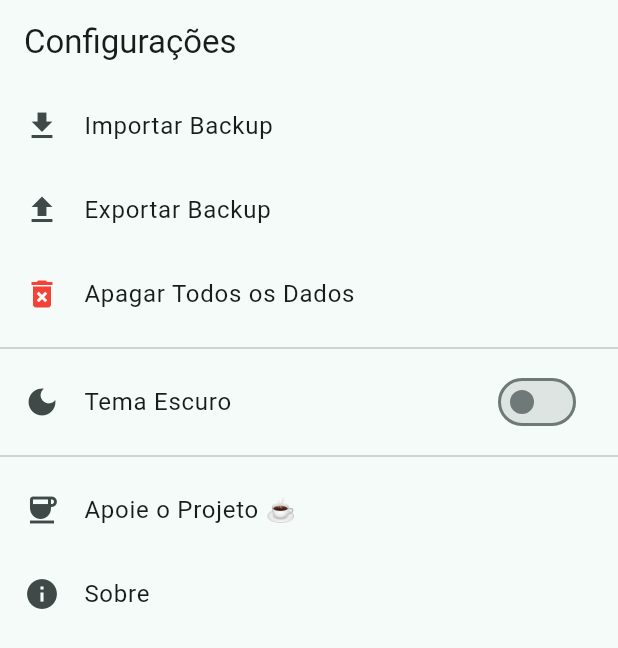
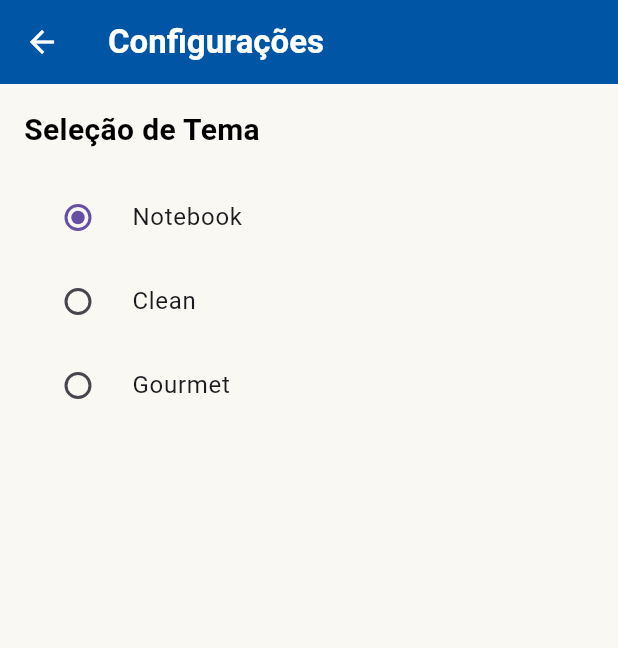
Before and after one commit to paulocastelo/notrechef, a Flutter app: the ConfiguracoesPage screen opened directly, on a phone screen of 412 x 824 dp. Shown: the top 648 px of the screen. Run offline on Flutter 3.47's test engine with Material 3 defaults, Android fonts, the phone set to English and light mode, and no system bars; our stand-ins replace isar; accounts and stored records are empty; generated files the repository leaves out were written again.

Commit message:
Commit de alterações

```diff
--- /dev/null
+++ b/lib/app_routes.dart
@@ -0,0 +1,8 @@
+/// 📄 Definição centralizada das rotas nomeadas do app NotreChef
+class AppRoutes {
+  static const home = '/';
+  static const formReceita = '/form-receita';
+  static const detalheReceita = '/detalhe';
+  static const configuracoes = '/configuracoes';
+  static const sobre = '/sobre';
+}
--- /dev/null
+++ b/lib/themes/app_themes.dart
@@ -0,0 +1,134 @@
+import 'package:flutter/material.dart';
+import 'theme_tokens.dart';
+
+/// 🎨 🔥 Definição de todos os temas do NotreChef
+class AppThemes {
+  // ---------------------------------------------------------------------------
+  // ✅ Theme 01 - Notebook (Claro)
+  static final notebookTheme = ThemeData(
+    brightness: Brightness.light,
+    primaryColor: ThemeColors.notebookPrimary,
+    scaffoldBackgroundColor: ThemeColors.notebookBackground,
+    appBarTheme: const AppBarTheme(
+      backgroundColor: ThemeColors.notebookPrimary,
+      foregroundColor: Colors.white,
+    ),
+    cardColor: ThemeColors.notebookSurface,
+    floatingActionButtonTheme: const FloatingActionButtonThemeData(
+      backgroundColor: ThemeColors.notebookAccent,
+    ),
+    textTheme: const TextTheme(
+      bodyLarge: TextStyle(color: ThemeColors.notebookText),
+      bodyMedium: TextStyle(color: ThemeColors.notebookText),
+      titleLarge: TextStyle(
+        color: ThemeColors.notebookText,
+        fontWeight: FontWeight.bold,
+      ),
+    ),
+    useMaterial3: true,
+  );
+
+  // 🌙 Theme 01 - Notebook (Escuro)
+  static final darkNotebookTheme = ThemeData(
+    brightness: Brightness.dark,
+    primaryColor: ThemeColors.notebookPrimary,
+    scaffoldBackgroundColor: const Color(0xFF121212),
+    appBarTheme: const AppBarTheme(
+      backgroundColor: ThemeColors.notebookPrimary,
+      foregroundColor: Colors.white,
+    ),
+    cardColor: const Color(0xFF1E1E1E),
+    floatingActionButtonTheme: const FloatingActionButtonThemeData(
+      backgroundColor: ThemeColors.notebookAccent,
+    ),
+    textTheme: const TextTheme(
+      bodyLarge: TextStyle(color: Colors.white),
+      bodyMedium: TextStyle(color: Colors.white),
+      titleLarge: TextStyle(
+        color: Colors.white,
+        fontWeight: FontWeight.bold,
+      ),
+    ),
+    useMaterial3: true,
+  );
+
+  // ---------------------------------------------------------------------------
+  // ✅ Theme 02 - Clean (Claro)
+  static final cleanTheme = ThemeData(
+    brightness: Brightness.light,
+    primaryColor: ThemeColors.cleanPrimary,
+    scaffoldBackgroundColor: ThemeColors.cleanBackground,
+    appBarTheme: const AppBarTheme(
+      backgroundColor: ThemeColors.cleanPrimary,
+      foregroundColor: Colors.white,
+    ),
+    cardColor: ThemeColors.cleanSurface,
+    floatingActionButtonTheme: const FloatingActionButtonThemeData(
+      backgroundColor: ThemeColors.cleanSecondary,
+    ),
+    textTheme: const TextTheme(
+      bodyLarge: TextStyle(color: ThemeColors.cleanText),
+      bodyMedium: TextStyle(color: ThemeColors.cleanText),
+      titleLarge: TextStyle(
+        color: ThemeColors.cleanText,
+        fontWeight: FontWeight.bold,
+      ),
+    ),
+    useMaterial3: true,
+  );
+
+  // ---------------------------------------------------------------------------
+  // ✅ Theme 03 - Gourmet (Escuro)
+  static final gourmetTheme = ThemeData(
+    brightness: Brightness.dark,
+    primaryColor: ThemeColors.gourmetPrimary,
+    scaffoldBackgroundColor: ThemeColors.gourmetBackground,
+    appBarTheme: const AppBarTheme(
+      backgroundColor: ThemeColors.gourmetBackground,
+      foregroundColor: ThemeColors.gourmetPrimary,
+    ),
+    cardColor: ThemeColors.gourmetSurface,
+    floatingActionButtonTheme: const FloatingActionButtonThemeData(
+      backgroundColor: ThemeColors.gourmetSecondary,
+    ),
+    textTheme: const TextTheme(
+      bodyLarge: TextStyle(color: ThemeColors.gourmetText),
+      bodyMedium: TextStyle(color: ThemeColors.gourmetText),
+      titleLarge: TextStyle(
+        color: ThemeColors.gourmetPrimary,
+        fontWeight: FontWeight.bold,
+      ),
+    ),
+    useMaterial3: true,
+  );
+
+  // ---------------------------------------------------------------------------
+  // 🚀 🔗 Métodos Auxiliares
+
+  /// 🎯 Retorna o ThemeData com base no nome do tema e modo (claro/escuro)
+  static ThemeData getThemeFromName(String themeName, bool isDarkMode) {
+    switch (themeName) {
+      case 'notebook':
+        return isDarkMode ? darkNotebookTheme : notebookTheme;
+      case 'clean':
+        return cleanTheme; // Clean é só claro
+      case 'gourmet':
+        return gourmetTheme; // Gourmet é sempre escuro
+      default:
+        return isDarkMode ? darkNotebookTheme : notebookTheme;
+    }
+  }
+
+  /// 🔄 Retorna o nome do tema com base no ThemeData atual
+  static String getNameFromTheme(ThemeData themeData, bool isDarkMode) {
+    if (themeData == (isDarkMode ? darkNotebookTheme : notebookTheme)) {
+      return 'notebook';
+    } else if (themeData == cleanTheme) {
+      return 'clean';
+    } else if (themeData == gourmetTheme) {
+      return 'gourmet';
+    } else {
+      return 'notebook'; // fallback padrão
+    }
+  }
+}
--- /dev/null
+++ b/lib/themes/theme_tokens.dart
@@ -0,0 +1,42 @@
+import 'package:flutter/material.dart';
+
+/// 🎨 Tokens globais de cores do NotreChef
+class ThemeColors {
+  // Notebook Theme
+  static const Color notebookPrimary = Color(0xFF0055A4);
+  static const Color notebookSecondary = Color(0xFFEF4135);
+  static const Color notebookBackground = Color(0xFFFAF8F3);
+  static const Color notebookSurface = Color(0xFFFFFFFF);
+  static const Color notebookText = Color(0xFF000000);
+  static const Color notebookBorder = Color(0xFFB0B0B0);
+  static const Color notebookAccent = Color(0xFFEF4135);
+
+  // Clean Theme
+  static const Color cleanPrimary = Color(0xFF0055A4);
+  static const Color cleanSecondary = Color(0xFFEF4135);
+  static const Color cleanBackground = Color(0xFFFFFFFF);
+  static const Color cleanText = Color(0xFF000000);
+  static const Color cleanSurface = Color(0xFFFFFFFF);
+  static const Color cleanIcon = Color(0xFF000000);
+
+  // Gourmet Theme
+  static const Color gourmetPrimary = Color(0xFFD4AF37);
+  static const Color gourmetSecondary = Color(0xFF7B112B);
+  static const Color gourmetBackground = Color(0xFF121212);
+  static const Color gourmetSurface = Color(0xFF121212);
+  static const Color gourmetText = Color(0xFFFAFAFA);
+  static const Color gourmetBorder = Color(0xFFD4AF37);
+  static const Color gourmetIcon = Color(0xFFD4AF37);
+}
+
+/// 🅰️ Tokens de tipografia
+class ThemeTypography {
+  static const String fontFamily = 'Roboto';
+}
+
+/// 🔳 Tokens de espaçamentos
+class ThemeSpacing {
+  static const double paddingSmall = 8;
+  static const double paddingMedium = 16;
+  static const double paddingLarge = 24;
+}
--- a/lib/ui/pages/configuracoes_page.dart
+++ b/lib/ui/pages/configuracoes_page.dart
@@ -1,11 +1,10 @@
 import 'package:flutter/material.dart';
-import 'package:url_launcher/url_launcher.dart';
+import 'package:provider/provider.dart';
+import '../../themes/theme_manager.dart';
+import '../../themes/app_themes.dart';
 
-// Importando os serviços
-import '../../services/backup_service.dart';
-import '../../services/isar_service.dart';
-
-/// ⚙️ Tela de configurações do app
+/// 🛠️ Tela de Configurações do app NotreChef
+/// Permite selecionar o tema (Notebook, Clean ou Gourmet)
 class ConfiguracoesPage extends StatefulWidget {
   const ConfiguracoesPage({super.key});
 
@@ -13,163 +12,74 @@ class ConfiguracoesPage extends StatefulWidget {
   State<ConfiguracoesPage> createState() => _ConfiguracoesPageState();
 }
 
+/// 🧠 Estado da tela de configurações
 class _ConfiguracoesPageState extends State<ConfiguracoesPage> {
-  // 🔧 Serviços
-  late final IsarService isarService;
-  late final BackupService backupService;
-
-  // 🎨 Estado do tema (claro ou escuro)
-  bool temaEscuro = false;
+  late String temaSelecionado;
 
   @override
   void initState() {
     super.initState();
-    isarService = IsarService();
-    backupService = BackupService(isarService);
+    final themeManager = Provider.of<ThemeManager>(context, listen: false);
+    temaSelecionado = _obterTemaAtual(themeManager);
+  }
+
+  /// 🎯 Função auxiliar que retorna o nome do tema atualmente aplicado
+  String _obterTemaAtual(ThemeManager themeManager) {
+    const temas = ['notebook', 'clean', 'gourmet'];
+    for (var tema in temas) {
+      if (themeManager.themeData ==
+          AppThemes.getThemeFromName(tema, false)) {
+        return tema;
+      }
+    }
+    return 'notebook'; // fallback padrão
   }
 
   @override
   Widget build(BuildContext context) {
+    final themeManager = Provider.of<ThemeManager>(context);
+
     return Scaffold(
       appBar: AppBar(
         title: const Text('Configurações'),
       ),
-      body: ListView(
-        children: [
-          // 🔽 Importar Backup
-          ListTile(
-            leading: const Icon(Icons.download),
-            title: const Text('Importar Backup'),
-            onTap: importarBackup,
-          ),
+      body: Padding(
+        padding: const EdgeInsets.all(16),
+        child: Column(
+          crossAxisAlignment: CrossAxisAlignment.start,
+          children: [
+            const Text(
+              'Seleção de Tema',
+              style: TextStyle(
+                fontSize: 20,
+                fontWeight: FontWeight.bold,
+              ),
+            ),
+            const SizedBox(height: 16),
 
-          // 🔼 Exportar Backup
-          ListTile(
-            leading: const Icon(Icons.upload),
-            title: const Text('Exportar Backup'),
-            onTap: exportarBackup,
-          ),
+            _radioButton('Notebook', themeManager),
+            _radioButton('Clean', themeManager),
+            _radioButton('Gourmet', themeManager),
 
-          // 🗑️ Apagar Todos os Dados
-          ListTile(
-            leading: const Icon(Icons.delete_forever, color: Colors.red),
-            title: const Text('Apagar Todos os Dados'),
-            onTap: confirmarApagarDados,
-          ),
-
-          const Divider(),
-
-          // 🎨 Alternar Tema
-          SwitchListTile(
-            secondary: const Icon(Icons.dark_mode),
-            title: const Text('Tema Escuro'),
-            value: temaEscuro,
-            onChanged: (value) {
-              setState(() {
-                temaEscuro = value;
-              });
-              alternarTema(value);
-            },
-          ),
-
-          const Divider(),
-
-          // ☕ Apoiar o Projeto
-          ListTile(
-            leading: const Icon(Icons.coffee),
-            title: const Text('Apoie o Projeto ☕'),
-            onTap: abrirLinkApoio,
-          ),
-
-          // ℹ️ Sobre o App → Agora abre uma tela dedicada
-          ListTile(
-            leading: const Icon(Icons.info),
-            title: const Text('Sobre'),
-            onTap: () {
-              Navigator.pushNamed(context, '/sobre');
-            },
-          ),
-        ],
+            // 🔜 Aqui pode adicionar futuramente o controle de Dark Mode
+          ],
+        ),
       ),
     );
   }
 
-  /// 🔽 Importar backup de arquivo JSON
-  void importarBackup() async {
-    await backupService.importarBackup();
-    if (mounted) {
-      ScaffoldMessenger.of(context).showSnackBar(
-        const SnackBar(content: Text('Backup importado com sucesso!')),
-      );
-    }
-  }
-
-  /// 🔼 Exportar backup para arquivo JSON
-  void exportarBackup() async {
-    final caminho = await backupService.exportarBackup();
-    if (mounted) {
-      ScaffoldMessenger.of(context).showSnackBar(
-        SnackBar(content: Text('Backup exportado em $caminho')),
-      );
-    }
-  }
-
-  /// 🗑️ Confirmar antes de apagar todos os dados
-  void confirmarApagarDados() {
-    showDialog(
-      context: context,
-      builder: (context) => AlertDialog(
-        title: const Text('Apagar Todos os Dados'),
-        content: const Text(
-          'Esta ação apagará todas as receitas cadastradas. '
-              'Tem certeza que deseja continuar?',
-        ),
-        actions: [
-          TextButton(
-            onPressed: () => Navigator.pop(context),
-            child: const Text('Cancelar'),
-          ),
-          TextButton(
-            onPressed: () async {
-              await isarService.apagarTodosOsDados();
-              if (mounted) {
-                Navigator.pop(context); // Fecha o diálogo
-                ScaffoldMessenger.of(context).showSnackBar(
-                  const SnackBar(
-                      content: Text('🗑️ Todos os dados foram apagados do banco.')),
-                );
-              }
-            },
-            child: const Text('Apagar'),
-          ),
-        ],
-      ),
+  /// 🔘 Widget que constrói cada opção de tema
+  Widget _radioButton(String label, ThemeManager themeManager) {
+    return RadioListTile<String>(
+      title: Text(label),
+      value: label.toLowerCase(),
+      groupValue: temaSelecionado,
+      onChanged: (value) {
+        if (value != null) {
+          themeManager.setTheme(value);
+          setState(() => temaSelecionado = value);
+        }
+      },
     );
   }
-
-  /// 🎨 Alterna entre tema claro e escuro (local)
-  void alternarTema(bool escuro) {
-    // ⚠️ Aqui fazemos de forma simplificada e local.
-    // ✔️ Podemos melhorar no futuro com gerenciamento global via Provider.
-    final brightness = escuro ? Brightness.dark : Brightness.light;
-    final theme = Theme.of(context).copyWith(brightness: brightness);
-    Navigator.pushReplacement(
-      context,
-      MaterialPageRoute(
-        builder: (_) => Theme(data: theme, child: const ConfiguracoesPage()),
-      ),
-    );
-  }
-
-  /// ☕ Abre o link de apoio no navegador
-  void abrirLinkApoio() async {
-    const url = 'https://www.buymeacoffee.com/seu_link_aqui';
-    final uri = Uri.parse(url);
-
-    if (await canLaunchUrl(uri)) {
-      await launchUrl(uri, mode: LaunchMode.externalApplication);
-    } else {
-      throw 'Não foi possível abrir o link.';
-    }
-  }
 }
```
Also changed, not shown: lib/app.dart (+11 -12 lines), lib/main.dart (+33 -3 lines), lib/services/config_service.dart (added, +47 -0 lines), lib/services/isar_service.dart (+12 -6 lines), lib/themes/theme_manager.dart (added, +40 -0 lines), pubspec.lock, 1 other file.
